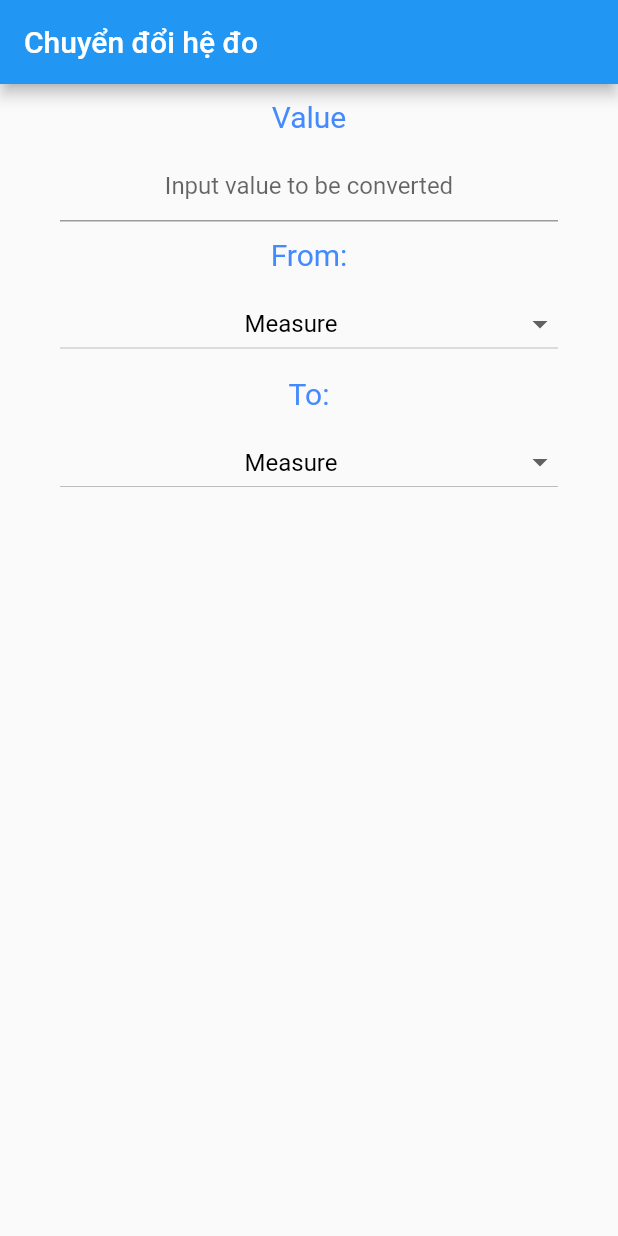
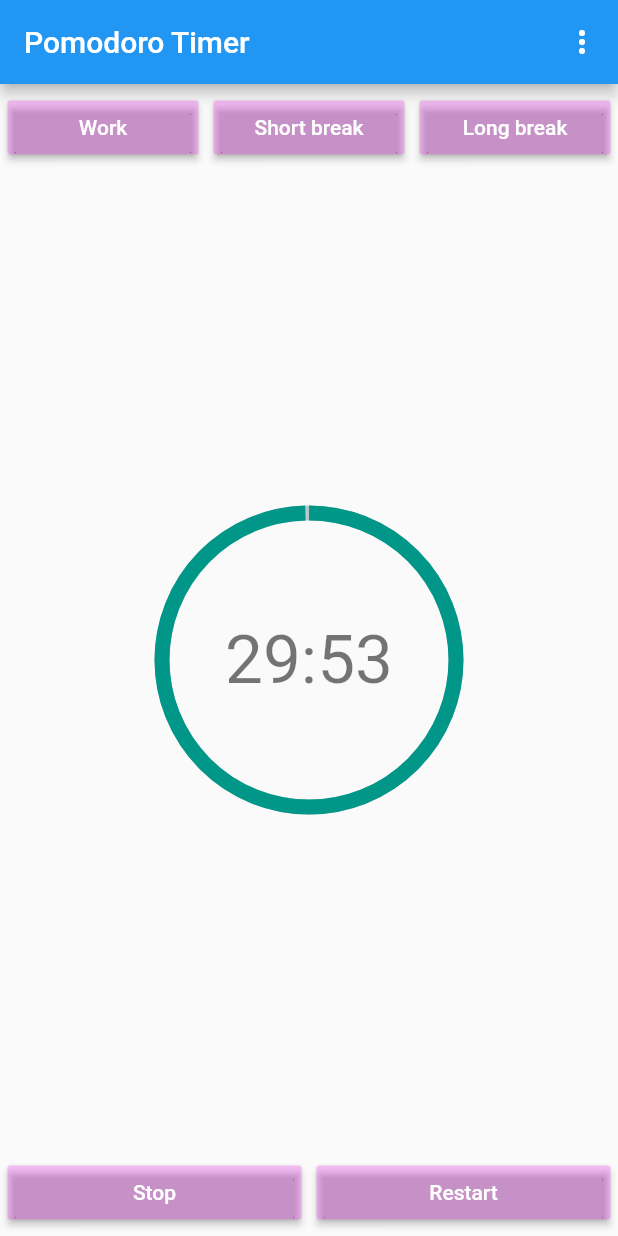
Before and after one commit to aqaurius6666/flutter-space, a Flutter app: the screen it shows after launch, on a phone screen of 412 x 824 dp. Run offline on Flutter 3.47's test engine with Material 2 defaults, Android fonts, the phone set to English and light mode, and no system bars; drawn by our look-alikes of percent_indicator.

Commit message:
feat: pomodoro

```diff
--- /dev/null
+++ b/lib/chapter3/button.dart
@@ -0,0 +1,46 @@
+import 'package:flutter/material.dart';
+
+class CommonButton extends StatelessWidget {
+  final Color? color;
+  final double? size;
+  final String? text;
+  final VoidCallback? onPressed;
+
+  CommonButton(
+      {@required this.color,
+      @required this.size,
+      @required this.text,
+      @required this.onPressed});
+
+  @override
+  Widget build(BuildContext context) {
+    return MaterialButton(
+      onPressed: onPressed,
+      child: Text(
+        text!,
+        style: const TextStyle(color: Colors.white),
+      ),
+      color: color,
+      minWidth: size,
+    );
+  }
+}
+
+class SettingButton extends StatelessWidget {
+  final Color color;
+  final String text;
+  final int value;
+  SettingButton(this.color, this.text, this.value);
+
+  @override
+  Widget build(BuildContext context) {
+    return MaterialButton(
+      child: Text(
+        text,
+        style: TextStyle(color: Colors.white),
+      ),
+      color: color,
+      onPressed: () => null,
+    );
+  }
+}
--- /dev/null
+++ b/lib/chapter3/chapter3.dart
@@ -0,0 +1,17 @@
+
+
+import 'package:demo_flutter/chapter3/config.dart';
+import 'package:demo_flutter/chapter3/timer_homepage.dart';
+import 'package:flutter/material.dart';
+
+class Chapter3App extends StatelessWidget {
+  @override
+  Widget build(BuildContext context) {
+    return MaterialApp(
+      title: "My time with Hằng",
+      color: Config.PRIMARY_COLOR,
+      home: TimerHomepage(),
+
+    );
+  }
+}
--- /dev/null
+++ b/lib/chapter3/config.dart
@@ -0,0 +1,7 @@
+
+import 'package:flutter/material.dart';
+
+class Config {
+  static const  Color PRIMARY_COLOR = Color(0x3BFF18FF);
+  static const Color SECONDARY_COLOR = Color(0xff009688);
+}
--- /dev/null
+++ b/lib/chapter3/timer.dart
@@ -0,0 +1,64 @@
+import 'dart:async';
+
+import './timermodel.dart';
+
+class CountDownTimer {
+  double _radius = 1;
+  bool _isActive = true;
+  int _currentTime = 30;
+
+  late Timer timer;
+  late Duration _time;
+  late Duration _fullTime;
+
+  int work = 30;
+  int shortBreak = 5;
+  int longBreak = 10;
+
+
+  void startWork() {
+    _isActive = true;
+    _radius = 1;
+    _currentTime = work;
+    _time = Duration(minutes: _currentTime, seconds: 0);
+    _fullTime = _time;
+  }
+
+  void startBreak(bool isShort) {
+    _isActive = true;
+    _radius = 1;
+    _currentTime = (isShort) ? shortBreak : longBreak;
+    _time = Duration(minutes: _currentTime, seconds: 0);
+    _fullTime = _time;
+  }
+
+  void restart() {
+    _isActive = true;
+    _radius = 1;
+    _time = Duration(minutes: _currentTime, seconds: 0);
+  }
+
+  Stream<TimerModel> stream() async* {
+    yield* Stream.periodic(Duration(seconds: 1), (int a) {
+      String time;
+      if (_isActive) {
+        _time = _time - Duration(seconds: 1);
+        _radius = _time.inSeconds / _fullTime.inSeconds;
+        if (_time.inSeconds <= 0) {
+          _isActive = false;
+        }
+      }
+      time = returnTime(_time);
+      return TimerModel(time, _radius);
+    });
+  }
+
+  void stopWork() {
+    _isActive = false;
+  }
+  String returnTime(Duration t) {
+    String minute = (t.inMinutes < 10) ? '0' + t.inMinutes.toString() : t.inMinutes.toString();
+    String second = (t.inSeconds % 60 < 10) ? '0' + (t.inSeconds % 60).toString() : (t.inSeconds % 60).toString();
+    return minute + ":" + second;
+  }
+}
--- /dev/null
+++ b/lib/chapter3/timer_homepage.dart
@@ -0,0 +1,120 @@
+import 'package:demo_flutter/chapter3/button.dart';
+import 'package:demo_flutter/chapter3/config.dart';
+import 'package:demo_flutter/chapter3/setting_page.dart';
+import 'package:demo_flutter/chapter3/timer.dart';
+import 'package:demo_flutter/chapter3/timermodel.dart';
+import 'package:flutter/material.dart';
+import 'package:percent_indicator/percent_indicator.dart';
+
+class TimerHomepage extends StatelessWidget {
+  const TimerHomepage({Key? key}) : super(key: key);
+  final defaultPadding = 5.0;
+
+  void empty() {}
+
+  void goToSettings(BuildContext context) {
+    Navigator.push(
+      context, MaterialPageRoute(builder: (context) => SettingPage()),
+    );
+  }
+  @override
+  Widget build(BuildContext context) {
+    final CountDownTimer countDownTimer = CountDownTimer();
+    countDownTimer.startWork();
+
+    final List<PopupMenuItem<String>> menuItems = List.empty(growable: true);
+    menuItems.add(const PopupMenuItem(
+      value: 'Settings',
+      child: Text('Settings'),
+    ));
+
+    return Scaffold(
+        appBar: AppBar(
+          title: Text("Pomodoro Timer"),
+          actions: [
+         PopupMenuButton<String>(
+           itemBuilder: (context) {
+             return menuItems.toList();
+           },
+           onSelected: (s) => {
+             if (s == "Settings") {
+               goToSettings(context)
+             }
+           },
+         )
+            ],
+        ),
+        body: LayoutBuilder(
+            builder: (BuildContext context, BoxConstraints constraints) {
+          final double avaibleWidth = constraints.maxWidth;
+          return Column(
+            children: [
+              Row(
+                children: [
+                  Expanded(
+                      child: Padding(
+                    padding: EdgeInsets.all(defaultPadding),
+                    child: CommonButton(
+                        color: Config.PRIMARY_COLOR,
+                        onPressed: countDownTimer.startWork,
+                        text: "Work"),
+                  )),
+                  Expanded(
+                      child: Padding(
+                    padding: EdgeInsets.all(defaultPadding),
+                    child: CommonButton(
+                        color: Config.PRIMARY_COLOR,
+                        onPressed: () => countDownTimer.startBreak(true),
+                        text: "Short break"),
+                  )),
+                  Expanded(
+                      child: Padding(
+                    padding: EdgeInsets.all(defaultPadding),
+                    child: CommonButton(
+                        color: Config.PRIMARY_COLOR,
+                        onPressed: () => countDownTimer.startBreak(false),
+                        text: "Long break"),
+                  ))
+                ],
+              ),
+              Expanded(
+                child: StreamBuilder<TimerModel>(
+                    initialData: TimerModel("00:00", 1),
+                    stream: countDownTimer.stream(),
+                    builder: (context, snapshot) {
+                      TimerModel timer = snapshot.data!;
+                      return CircularPercentIndicator(
+                        radius: avaibleWidth / 2,
+                        lineWidth: 10.0,
+                        percent: timer.percent,
+                        center: Text(timer.time,
+                            style: Theme.of(context).textTheme.displaySmall),
+                        progressColor: Config.SECONDARY_COLOR,
+                      );
+                    }),
+              ),
+              Row(
+                children: [
+                  Expanded(
+                      child: Padding(
+                    padding: EdgeInsets.all(defaultPadding),
+                    child: CommonButton(
+                        color: Config.PRIMARY_COLOR,
+                        onPressed: countDownTimer.stopWork,
+                        text: "Stop"),
+                  )),
+                  Expanded(
+                      child: Padding(
+                    padding: EdgeInsets.all(defaultPadding),
+                    child: CommonButton(
+                        color: Config.PRIMARY_COLOR,
+                        onPressed: countDownTimer.restart,
+                        text: "Restart"),
+                  )),
+                ],
+              )
+            ],
+          );
+        }));
+  }
+}
--- /dev/null
+++ b/lib/chapter3/timermodel.dart
@@ -0,0 +1,9 @@
+
+class TimerModel {
+  String time;
+  double percent;
+
+  TimerModel(this.time, this.percent);
+
+
+}
--- a/lib/main.dart
+++ b/lib/main.dart
@@ -1,6 +1,7 @@
 
 import 'package:demo_flutter/chapter1/chapter1.dart';
 import 'package:demo_flutter/chapter2/chapter2.dart';
+import 'package:demo_flutter/chapter3/chapter3.dart';
 import 'package:flutter/material.dart';
 
-void main() => runApp(const Chapter2App());
+void main() => runApp(Chapter3App());
--- a/pubspec.yaml
+++ b/pubspec.yaml
@@ -27,6 +27,7 @@ environment:
 # the latest version available on pub.dev. To see which dependencies have newer
 # versions available, run `flutter pub outdated`.
 dependencies:
+  percent_indicator: ^3.4.0
   flutter:
     sdk: flutter
 
```
Also changed, not shown: lib/chapter3/setting_page.dart (added, +38 -0 lines), pubspec.lock.
